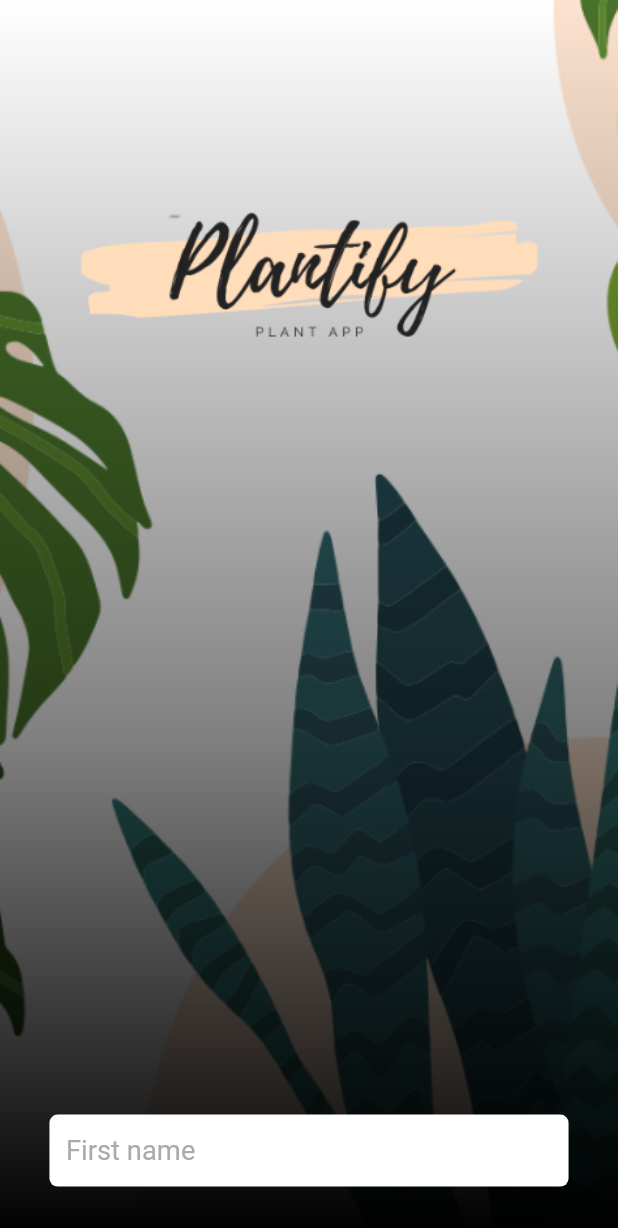
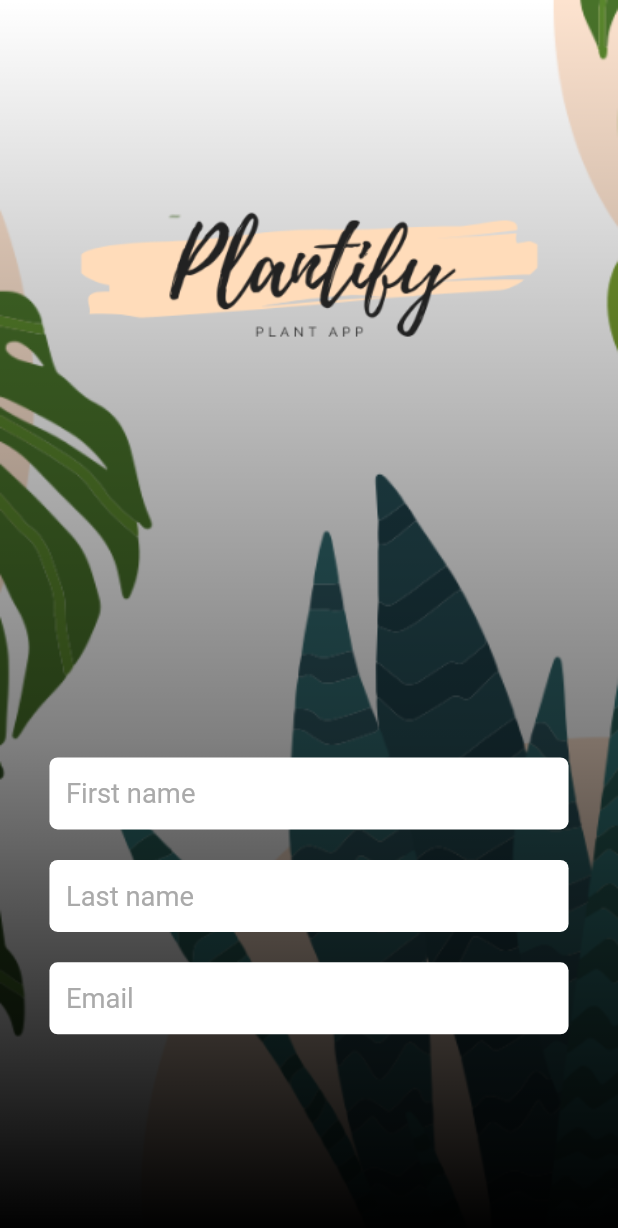
Before and after one commit to jvMori/plantify, a Flutter app: the screen it shows after launch, on a phone screen of 412 x 824 dp. Shown: the top 1228 px of the screen. Run offline on Flutter 3.47's test engine with Material 2 defaults, Android fonts, the phone set to English and light mode, and no system bars; our stand-ins replace bloc, equatable, flutter_bloc, flutter_screenutil, form_field_validator; Roboto replaces fonts that are missing (Noway).

Commit message:
last name and email inputs added

```diff
--- a/lib/common/base_input.dart
+++ b/lib/common/base_input.dart
@@ -10,6 +10,7 @@ class BaseInput extends StatelessWidget {
   final Function onChanged;
   final bool hasError;
   final String errorText;
+  final TextInputType keyboardType;
 
   const BaseInput(
       {Key key,
@@ -17,7 +18,7 @@ class BaseInput extends StatelessWidget {
       this.controller,
       this.onChanged,
       this.hasError,
-      this.errorText})
+      this.errorText, this.keyboardType})
       : super(key: key);
 
   @override
@@ -29,6 +30,7 @@ class BaseInput extends StatelessWidget {
         TextFormField(
           controller: controller,
           onChanged: onChanged,
+          keyboardType: keyboardType ?? TextInputType.text,
           style: TextStyle(
             color: _hasError ? Colors.redAccent : darkColor,
             fontSize: 18.sp,
--- a/lib/features/auth/presentation/bloc/text_input_cubit.dart
+++ b/lib/features/auth/presentation/bloc/text_input_cubit.dart
@@ -5,22 +5,14 @@ import 'package:form_field_validator/form_field_validator.dart';
 part 'text_input_state.dart';
 
 class TextInputCubit extends Cubit<TextInputState> {
-  TextInputCubit() : super(TextInputInitial());
-  final nameValidator = MultiValidator(
-    [
-      RequiredValidator(errorText: 'This field is required.'),
-      MinLengthValidator(2, errorText: 'Name must be at least 2 characters long.'),
-      PatternValidator(r"^[a-zA-Z]+(([',. -][a-zA-Z ])?[a-zA-Z]*)*$",
-          errorText: 'Name must contain only alphabetical characters.')
-    ],
-  );
+  TextInputCubit(this.nameValidator) : super(TextInputInitial());
+  final MultiValidator nameValidator;
 
   validate(String value) {
     String errorText = nameValidator.call(value);
-    if (errorText != null){
+    if (errorText != null) {
       emit(TextInputError(errorText));
-    }
-    else
+    } else
       emit(TextInputInitial());
   }
 }
--- a/lib/features/auth/presentation/screens/register_screen.dart
+++ b/lib/features/auth/presentation/screens/register_screen.dart
@@ -9,7 +9,21 @@ import 'package:plantify/features/auth/presentation/bloc/text_input_cubit.dart';
 import 'package:plantify/features/auth/presentation/widgets/text_input.dart';
 
 class RegisterScreen extends StatelessWidget {
-  final _formKey = GlobalKey<FormState>();
+  final textValidator = MultiValidator(
+    [
+      RequiredValidator(errorText: 'This field is required.'),
+      MinLengthValidator(2,
+          errorText: 'Name must be at least 2 characters long.'),
+      PatternValidator(r"^[a-zA-Z]+(([',. -][a-zA-Z ])?[a-zA-Z]*)*$",
+          errorText: 'Name must contain only alphabetical characters.')
+    ],
+  );
+  final emailValidator = MultiValidator(
+    [
+      RequiredValidator(errorText: 'This field is required.'),
+      EmailValidator(errorText: 'Please provide correct email address.')
+    ],
+  );
 
   @override
   Widget build(BuildContext context) {
@@ -65,11 +79,33 @@ class RegisterScreen extends StatelessWidget {
                     child: Column(
                   children: [
                     BlocProvider(
-                      create: (_) => TextInputCubit(),
+                      create: (_) => TextInputCubit(textValidator),
                       child: TextInput(
                         hintText: 'First name',
                       ),
-                    )
+                    ),
+                    SizedBox(
+                      height: 20.h,
+                    ),
+                    BlocProvider(
+                      create: (_) => TextInputCubit(textValidator),
+                      child: TextInput(
+                        hintText: 'Last name',
+                      ),
+                    ),
+                    SizedBox(
+                      height: 20.h,
+                    ),
+                    BlocProvider(
+                      create: (_) => TextInputCubit(emailValidator),
+                      child: TextInput(
+                        hintText: 'Email',
+                        keyboardType: TextInputType.emailAddress,
+                      ),
+                    ),
+                    SizedBox(
+                      height: 100.h,
+                    ),
                   ],
                 ))
               ],
--- a/lib/features/auth/presentation/widgets/text_input.dart
+++ b/lib/features/auth/presentation/widgets/text_input.dart
@@ -6,8 +6,9 @@ import 'package:plantify/features/auth/presentation/bloc/text_input_cubit.dart';
 class TextInput extends StatelessWidget {
   final String hintText;
   final TextEditingController controller;
+  final TextInputType keyboardType;
 
-  const TextInput({Key key, this.hintText, this.controller}) : super(key: key);
+  const TextInput({Key key, this.hintText, this.controller, this.keyboardType}) : super(key: key);
 
   @override
   Widget build(BuildContext context) {
@@ -17,6 +18,7 @@ class TextInput extends StatelessWidget {
       return BaseInput(
         hintText: hintText,
         controller: controller,
+        keyboardType: keyboardType,
         hasError: state is TextInputError,
         errorText: state is TextInputError ? state.text : "",
         onChanged: cubit.validate,
```
